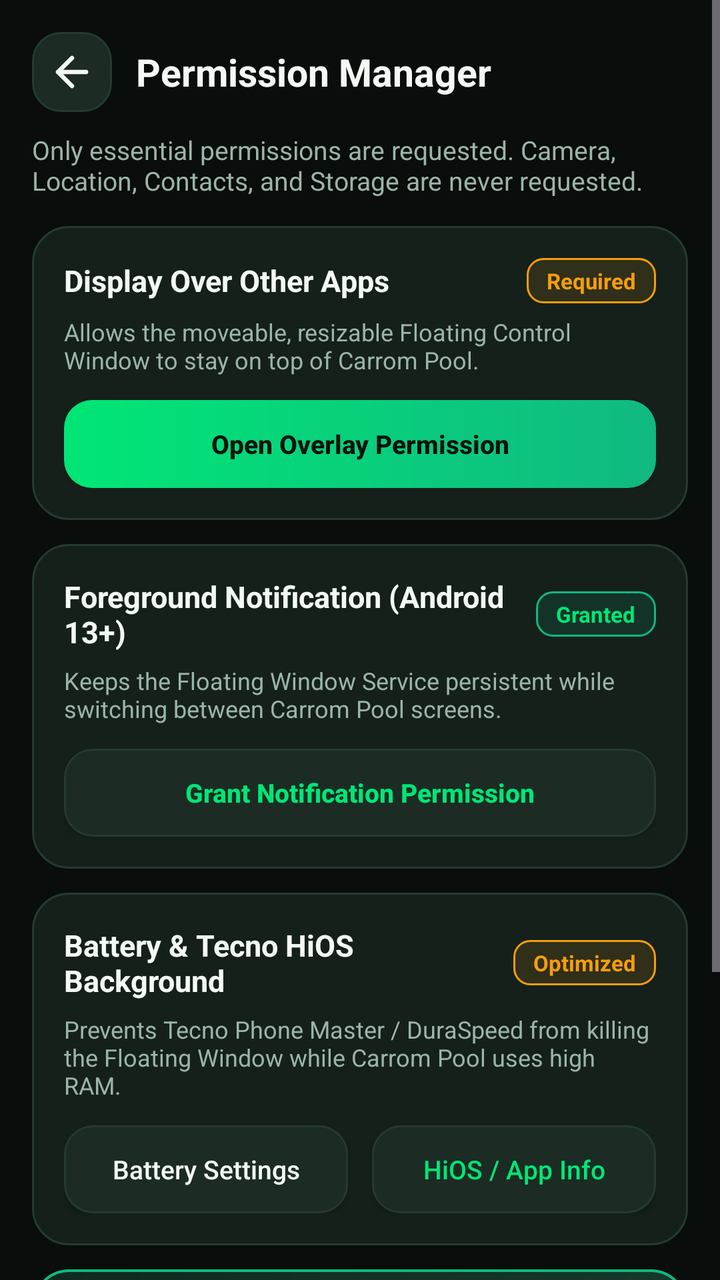
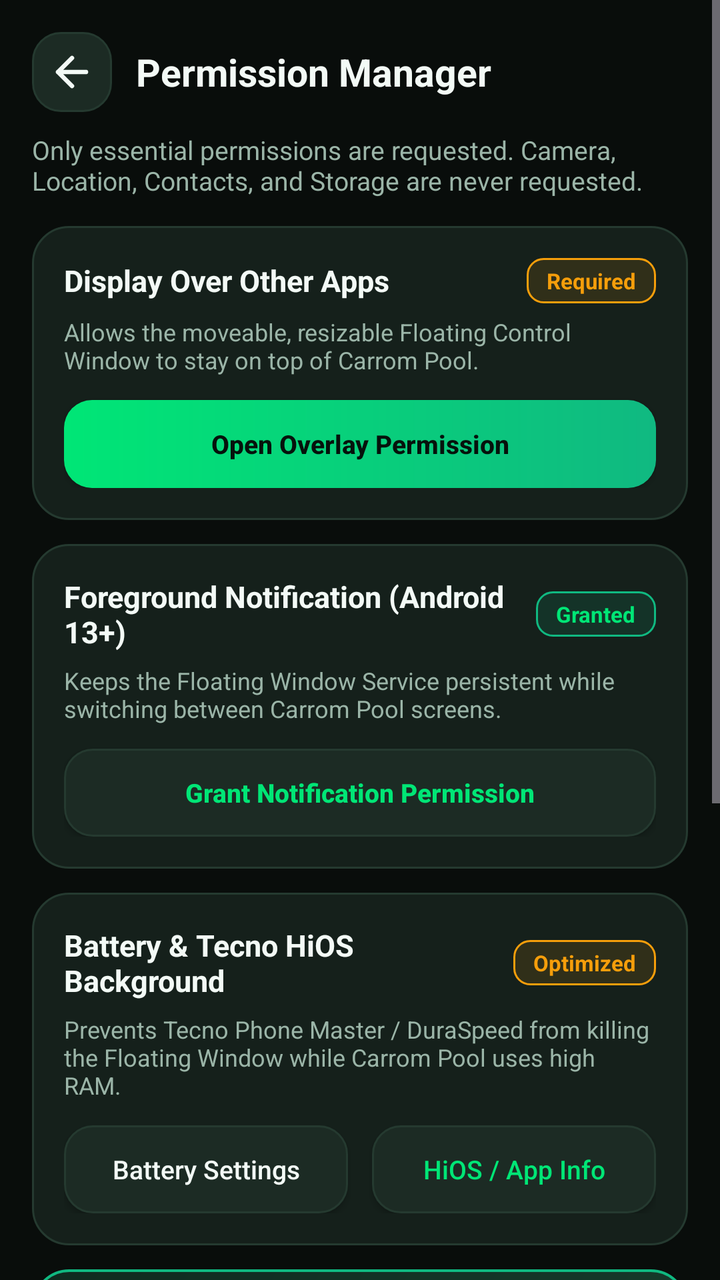

Two renders of the same Android screen: before a commit and after it. Below are the layout's source before the change and the commit's diff.
<!-- AndroidManifest.xml: application theme Theme.CarromDualScreen -->
<!-- res/layout/activity_permission_manager.xml -->
<?xml version="1.0" encoding="utf-8"?>
<ScrollView xmlns:android="http://schemas.android.com/apk/res/android"
    android:layout_width="match_parent"
    android:layout_height="match_parent"
    android:background="@color/bg_obsidian"
    android:fillViewport="true">

    <LinearLayout
        android:layout_width="match_parent"
        android:layout_height="wrap_content"
        android:orientation="vertical"
        android:padding="16dp">

        <LinearLayout
            android:layout_width="match_parent"
            android:layout_height="wrap_content"
            android:gravity="center_vertical"
            android:orientation="horizontal">

            <ImageButton
                android:id="@+id/btnBack"
                android:layout_width="40dp"
                android:layout_height="40dp"
                android:background="@drawable/bg_button_secondary"
                android:contentDescription="Back"
                android:src="@drawable/ic_arrow_back" />

            <TextView
                android:layout_width="wrap_content"
                android:layout_height="wrap_content"
                android:layout_marginStart="12dp"
                android:text="Permission Manager"
                android:textColor="@color/text_primary"
                android:textSize="19sp"
                android:textStyle="bold" />
        </LinearLayout>

        <TextView
            android:layout_width="match_parent"
            android:layout_height="wrap_content"
            android:layout_marginTop="10dp"
            android:text="Only essential permissions are requested. Camera, Location, Contacts, and Storage are never requested."
            android:textColor="@color/text_secondary"
            android:textSize="13sp" />

        
        <LinearLayout
            android:layout_width="match_parent"
            android:layout_height="wrap_content"
            android:layout_marginTop="14dp"
            android:background="@drawable/bg_card_dark"
            android:orientation="vertical"
            android:padding="16dp">

            <LinearLayout
                android:layout_width="match_parent"
                android:layout_height="wrap_content"
                android:gravity="center_vertical"
                android:orientation="horizontal">

                <TextView
                    android:layout_width="0dp"
                    android:layout_height="wrap_content"
                    android:layout_weight="1"
                    android:text="Display Over Other Apps"
                    android:textColor="@color/text_primary"
                    android:textSize="15sp"
                    android:textStyle="bold" />

                <TextView
                    android:id="@+id/tvOverlayStatus"
                    android:layout_width="wrap_content"
                    android:layout_height="wrap_content"
                    android:background="@drawable/bg_status_badge_amber"
                    android:paddingHorizontal="10dp"
                    android:paddingVertical="4dp"
                    android:text="Required"
                    android:textColor="@color/status_warning"
                    android:textSize="11sp"
                    android:textStyle="bold" />
            </LinearLayout>

            <TextView
                android:layout_width="match_parent"
                android:layout_height="wrap_content"
                android:layout_marginTop="6dp"
                android:text="Allows the moveable, resizable Floating Control Window to stay on top of Carrom Pool."
                android:textColor="@color/text_secondary"
                android:textSize="12sp" />

            <Button
                android:id="@+id/btnGrantOverlay"
                android:layout_width="match_parent"
                android:layout_height="44dp"
                android:layout_marginTop="12dp"
                android:background="@drawable/bg_button_primary"
                android:text="Open Overlay Permission"
                android:textAllCaps="false"
                android:textColor="@color/text_on_emerald"
                android:textSize="13sp"
                android:textStyle="bold" />
        </LinearLayout>

        
        <LinearLayout
            android:layout_width="match_parent"
            android:layout_height="wrap_content"
            android:layout_marginTop="12dp"
            android:background="@drawable/bg_card_dark"
            android:orientation="vertical"
            android:padding="16dp">

            <LinearLayout
                android:layout_width="match_parent"
                android:layout_height="wrap_content"
                android:gravity="center_vertical"
                android:orientation="horizontal">

                <TextView
                    android:layout_width="0dp"
                    android:layout_height="wrap_content"
                    android:layout_weight="1"
                    android:text="Foreground Notification (Android 13+)"
                    android:textColor="@color/text_primary"
                    android:textSize="15sp"
                    android:textStyle="bold" />

                <TextView
                    android:id="@+id/tvNotifStatus"
                    android:layout_width="wrap_content"
                    android:layout_height="wrap_content"
                    android:background="@drawable/bg_status_badge_green"
                    android:paddingHorizontal="10dp"
                    android:paddingVertical="4dp"
                    android:text="Granted"
                    android:textColor="@color/emerald_neon"
                    android:textSize="11sp"
                    android:textStyle="bold" />
            </LinearLayout>

            <TextView
                android:layout_width="match_parent"
                android:layout_height="wrap_content"
                android:layout_marginTop="6dp"
                android:text="Keeps the Floating Window Service persistent while switching between Carrom Pool screens."
                android:textColor="@color/text_secondary"
                android:textSize="12sp" />

            <Button
                android:id="@+id/btnGrantNotif"
                android:layout_width="match_parent"
                android:layout_height="44dp"
                android:layout_marginTop="12dp"
                android:background="@drawable/bg_button_secondary"
                android:text="Grant Notification Permission"
                android:textAllCaps="false"
                android:textColor="@color/emerald_neon"
                android:textSize="13sp"
                android:textStyle="bold" />
        </LinearLayout>

        
        <LinearLayout
            android:layout_width="match_parent"
            android:layout_height="wrap_content"
            android:layout_marginTop="12dp"
            android:background="@drawable/bg_card_dark"
            android:orientation="vertical"
            android:padding="16dp">

            <LinearLayout
                android:layout_width="match_parent"
                android:layout_height="wrap_content"
                android:gravity="center_vertical"
                android:orientation="horizontal">

                <TextView
                    android:layout_width="0dp"
                    android:layout_height="wrap_content"
                    android:layout_weight="1"
                    android:text="Battery &amp; Tecno HiOS Background"
                    android:textColor="@color/text_primary"
                    android:textSize="15sp"
                    android:textStyle="bold" />

                <TextView
                    android:id="@+id/tvBatteryStatus"
                    android:layout_width="wrap_content"
                    android:layout_height="wrap_content"
                    android:background="@drawable/bg_status_badge_amber"
                    android:paddingHorizontal="10dp"
                    android:paddingVertical="4dp"
                    android:text="Optimized"
                    android:textColor="@color/status_warning"
                    android:textSize="11sp"
                    android:textStyle="bold" />
            </LinearLayout>

            <TextView
                android:layout_width="match_parent"
                android:layout_height="wrap_content"
                android:layout_marginTop="6dp"
                android:text="Prevents Tecno Phone Master / DuraSpeed from killing the Floating Window while Carrom Pool uses high RAM."
                android:textColor="@color/text_secondary"
                android:textSize="12sp" />

            <LinearLayout
                android:layout_width="match_parent"
                android:layout_height="wrap_content"
                android:layout_marginTop="12dp"
                android:orientation="horizontal">

                <Button
                    android:id="@+id/btnBatterySettings"
                    android:layout_width="0dp"
                    android:layout_height="44dp"
                    android:layout_marginEnd="6dp"
                    android:layout_weight="1"
                    android:background="@drawable/bg_button_secondary"
                    android:text="Battery Settings"
                    android:textAllCaps="false"
                    android:textColor="@color/text_primary"
                    android:textSize="13sp" />

                <Button
                    android:id="@+id/btnTecnoAutoStart"
                    android:layout_width="0dp"
                    android:layout_height="44dp"
                    android:layout_marginStart="6dp"
                    android:layout_weight="1"
                    android:background="@drawable/bg_button_secondary"
                    android:text="HiOS / App Info"
                    android:textAllCaps="false"
                    android:textColor="@color/emerald_neon"
                    android:textSize="13sp" />
            </LinearLayout>
        </LinearLayout>

        
        <LinearLayout
            android:layout_width="match_parent"
            android:layout_height="wrap_content"
            android:layout_marginTop="12dp"
            android:layout_marginBottom="16dp"
            android:background="@drawable/bg_card_accent"
            android:orientation="vertical"
            android:padding="16dp">

            <TextView
                android:layout_width="match_parent"
                android:layout_height="wrap_content"
                android:text="Developer Options (Force Resizable &amp; Freeform)"
                android:textColor="@color/text_primary"
                android:textSize="15sp"
                android:textStyle="bold" />

            <TextView
                android:layout_width="match_parent"
                android:layout_height="wrap_content"
                android:layout_marginTop="6dp"
                android:text="If Carrom Pool resists Split-Screen or Freeform on your Tecno phone, enable 'Force activities to be resizable' and 'Enable freeform windows' in Developer Options."
                android:textColor="@color/text_secondary"
                android:textSize="12sp" />

            <Button
                android:id="@+id/btnOpenDevOptions"
                android:layout_width="match_parent"
                android:layout_height="44dp"
                android:layout_marginTop="12dp"
                android:background="@drawable/bg_button_secondary"
                android:text="Open Developer Options"
                android:textAllCaps="false"
                android:textColor="@color/emerald_neon"
                android:textSize="13sp"
                android:textStyle="bold" />
        </LinearLayout>
    </LinearLayout>
</ScrollView>
<!-- resources referenced by this layout -->
<resources>
  <color name="bg_obsidian">#090D0B</color>
  <color name="emerald_neon">#00E676</color>
  <color name="status_warning">#F59E0B</color>
  <color name="text_on_emerald">#06120C</color>
  <color name="text_primary">#F3FAF6</color>
  <color name="text_secondary">#9BB5A8</color>
  <!-- drawable bg_button_primary (drawable) -->
  <?xml version="1.0" encoding="utf-8"?>
  <shape xmlns:android="http://schemas.android.com/apk/res/android"
      android:shape="rectangle">
      <gradient
          android:angle="0"
          android:endColor="@color/emerald_primary"
          android:startColor="@color/emerald_neon" />
      <corners android:radius="14dp" />
  </shape>
  <!-- drawable bg_button_secondary (drawable) -->
  <?xml version="1.0" encoding="utf-8"?>
  <shape xmlns:android="http://schemas.android.com/apk/res/android"
      android:shape="rectangle">
      <solid android:color="@color/bg_card_elevated" />
      <corners android:radius="14dp" />
      <stroke
          android:width="1dp"
          android:color="@color/stroke_subtle" />
  </shape>
  <!-- drawable bg_card_accent (drawable) -->
  <?xml version="1.0" encoding="utf-8"?>
  <shape xmlns:android="http://schemas.android.com/apk/res/android"
      android:shape="rectangle">
      <gradient
          android:angle="135"
          android:endColor="#0F2A1F"
          android:startColor="#173D2D" />
      <corners android:radius="@dimen/card_radius" />
      <stroke
          android:width="1.2dp"
          android:color="@color/emerald_primary" />
  </shape>
  <!-- drawable bg_card_dark (drawable) -->
  <?xml version="1.0" encoding="utf-8"?>
  <shape xmlns:android="http://schemas.android.com/apk/res/android"
      android:shape="rectangle">
      <solid android:color="@color/bg_card" />
      <corners android:radius="@dimen/card_radius" />
      <stroke
          android:width="1dp"
          android:color="@color/stroke_subtle" />
  </shape>
  <!-- drawable bg_status_badge_amber (drawable) -->
  <?xml version="1.0" encoding="utf-8"?>
  <shape xmlns:android="http://schemas.android.com/apk/res/android"
      android:shape="rectangle">
      <solid android:color="@color/status_warning_bg" />
      <corners android:radius="8dp" />
      <stroke
          android:width="1dp"
          android:color="@color/status_warning" />
  </shape>
  <!-- drawable bg_status_badge_green (drawable) -->
  <?xml version="1.0" encoding="utf-8"?>
  <shape xmlns:android="http://schemas.android.com/apk/res/android"
      android:shape="rectangle">
      <solid android:color="@color/status_success_bg" />
      <corners android:radius="8dp" />
      <stroke
          android:width="1dp"
          android:color="@color/status_success" />
  </shape>
  <!-- drawable ic_arrow_back (drawable) -->
  <?xml version="1.0" encoding="utf-8"?>
  <vector xmlns:android="http://schemas.android.com/apk/res/android"
      android:width="24dp"
      android:height="24dp"
      android:viewportWidth="24"
      android:viewportHeight="24">
      <path
          android:fillColor="#00000000"
          android:strokeColor="#F3FAF6"
          android:strokeWidth="2.2"
          android:strokeLineCap="round"
          android:strokeLineJoin="round"
          android:pathData="M19,12H5M12,19l-7,-7l7,-7" />
  </vector>
  <color name="emerald_primary">#10B981</color>
  <color name="bg_card_elevated">#1C2B24</color>
  <color name="stroke_subtle">#253A30</color>
  <dimen name="card_radius">18dp</dimen>
  <color name="bg_card">#15201B</color>
  <color name="status_warning_bg">#1FF59E0B</color>
  <color name="status_success_bg">#1F10B981</color>
  <color name="status_success">#10B981</color>
  <color name="emerald_deep">#064E3B</color>
  <color name="bg_surface">#101815</color>
  <!-- unchanged entries left out for length: 1 -->
</resources>

<!-- the commit's change to res/layout/activity_permission_manager.xml (unified diff, before → after) -->
@@ -274,5 +274,63 @@
                 android:textSize="13sp"
                 android:textStyle="bold" />
         </LinearLayout>
+
+        
+        <LinearLayout
+            android:layout_width="match_parent"
+            android:layout_height="wrap_content"
+            android:layout_marginBottom="16dp"
+            android:background="@drawable/bg_card_dark"
+            android:orientation="vertical"
+            android:padding="16dp">
+
+            <LinearLayout
+                android:layout_width="match_parent"
+                android:layout_height="wrap_content"
+                android:gravity="center_vertical"
+                android:orientation="horizontal">
+
+                <TextView
+                    android:layout_width="0dp"
+                    android:layout_height="wrap_content"
+                    android:layout_weight="1"
+                    android:text="1-Tap Auto Split-Screen Service"
+                    android:textColor="@color/text_primary"
+                    android:textSize="15sp"
+                    android:textStyle="bold" />
+
+                <TextView
+                    android:id="@+id/tvAutoSplitStatus"
+                    android:layout_width="wrap_content"
+                    android:layout_height="wrap_content"
+                    android:background="@drawable/bg_status_badge_amber"
+                    android:paddingHorizontal="10dp"
+                    android:paddingVertical="4dp"
+                    android:text="Optional"
+                    android:textColor="@color/status_warning"
+                    android:textSize="11sp"
+                    android:textStyle="bold" />
+            </LinearLayout>
+
+            <TextView
+                android:layout_width="match_parent"
+                android:layout_height="wrap_content"
+                android:layout_marginTop="6dp"
+                android:text="Allows the Split Mode button to automatically enter Android Split-Screen without manually opening Recent Apps. Does not read screen content."
+                android:textColor="@color/text_secondary"
+                android:textSize="12sp" />
+
+            <Button
+                android:id="@+id/btnEnableAutoSplit"
+                android:layout_width="match_parent"
+                android:layout_height="44dp"
+                android:layout_marginTop="12dp"
+                android:background="@drawable/bg_button_primary"
+                android:text="Enable in Accessibility Settings"
+                android:textAllCaps="false"
+                android:textColor="@color/text_on_emerald"
+                android:textSize="13sp"
+                android:textStyle="bold" />
+        </LinearLayout>
     </LinearLayout>
 </ScrollView>
